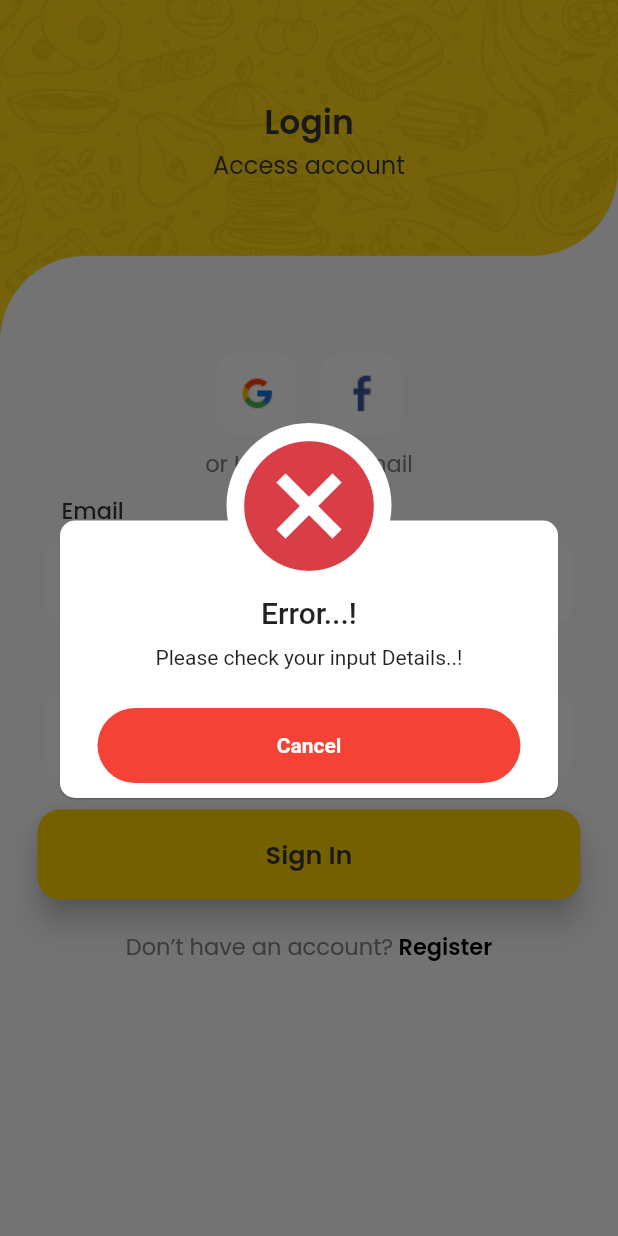
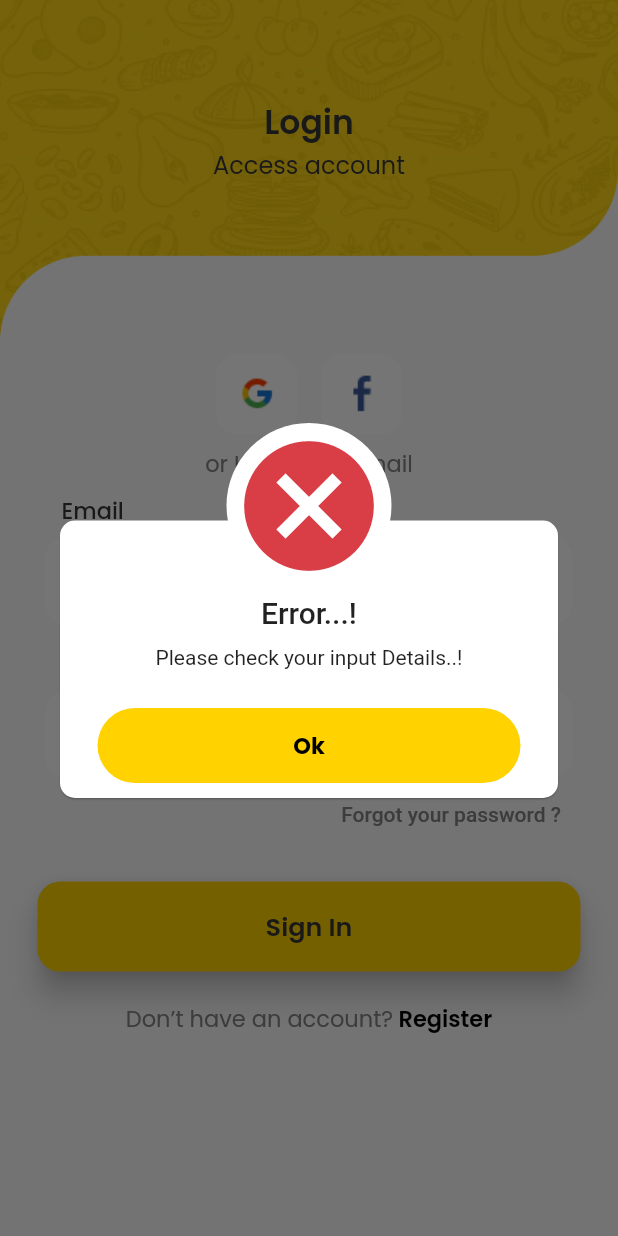
Before and after one commit to rocketnuwan/food-app, a Flutter app: the LoginPageScreen screen opened directly, after a tap on "Sign In", on a phone screen of 412 x 824 dp. Run offline on Flutter 3.47's test engine with Material 2 defaults, Android fonts, the phone set to English and light mode, and no system bars; our stand-ins replace animate_do, awesome_dialog, carousel_slider, cloud_firestore, email_validator, firebase_auth and 3 more; accounts and stored records are empty.

Commit message:
update login and registe pages

```diff
--- a/lib/compononets/awesom_dialog.dart
+++ b/lib/compononets/awesom_dialog.dart
@@ -1,20 +1,30 @@
 import 'package:awesome_dialog/awesome_dialog.dart';
 import 'package:flutter/material.dart';
+import 'package:food_app/utils/app_colors.dart';
+import 'package:google_fonts/google_fonts.dart';
 
-// ignore: non_constant_identifier_names
-AwesomeDialog AwesomDialoBox(
+class CustomAwesomDialog {
+  Future<dynamic> dialogBox(
     BuildContext context,
     final _title,
     final _desc,
-) {
+    DialogType _type,
+  ) async {
     return AwesomeDialog(
       context: context,
-    dialogType: DialogType.ERROR,
+      dialogType: _type,
       animType: AnimType.BOTTOMSLIDE,
       title: _title,
       desc: _desc,
-    btnCancelOnPress: () {},
+      btnOkColor: primaryColor,
+      buttonsTextStyle: GoogleFonts.poppins(
+        color: kblack,
+        fontSize: 15,
+        fontWeight: FontWeight.bold
+      ),
+      //btnCancelOnPress: () {},
 
-    // btnOkOnPress: () {},
-  );
+      btnOkOnPress: () {},
+    ).show();
   }
+}
--- /dev/null
+++ b/lib/controllers/db_controller.dart
@@ -0,0 +1,29 @@
+import 'package:cloud_firestore/cloud_firestore.dart';
+
+class DatabaseController {
+  //fireStore instance ctrate
+  FirebaseFirestore firestore = FirebaseFirestore.instance;
+
+  //create collection reference
+  CollectionReference users = FirebaseFirestore.instance.collection('users');
+
+  //save user infoation
+  Future<void> saveUserDate(
+      String name, String email, String phone, String password,String uid) {
+    // Call the user's CollectionReference to add a new user
+    return users.doc(uid)
+    .set({
+          'name': name,
+          'email': email,
+          'phone': phone,
+          'password': password,
+          'uid': uid,
+      },
+      SetOptions(merge: true),
+    )
+    .then(
+      (value) => print("'full_name' & 'age' merged with existing data!")
+    )
+    .catchError((error) => print("Failed to merge data: $error"));
+  }
+}
--- a/lib/screens/login_screen/login_page_screen.dart
+++ b/lib/screens/login_screen/login_page_screen.dart
@@ -1,14 +1,16 @@
 import 'dart:ui';
-
+import 'package:awesome_dialog/awesome_dialog.dart';
 import 'package:email_validator/email_validator.dart';
 import 'package:firebase_auth/firebase_auth.dart';
 import 'package:flutter/gestures.dart';
 import 'package:flutter/material.dart';
 import 'package:food_app/compononets/awesom_dialog.dart';
 import 'package:food_app/compononets/custom_header.dart';
+import 'package:food_app/compononets/custom_lorder.dart';
 import 'package:food_app/compononets/custom_textFeild.dart';
 import 'package:food_app/compononets/custom_button.dart';
-import 'package:food_app/screens/home_screen/home.dart';
+import 'package:food_app/controllers/auth_controller.dart';
+import 'package:food_app/screens/login_screen/forgot_password_screen.dart';
 import 'package:food_app/screens/login_screen/registration_page_screen.dart';
 import 'package:food_app/utils/app_colors.dart';
 import 'package:food_app/utils/constants.dart';
@@ -27,6 +29,9 @@ class _LoginPageScreenState extends State<LoginPageScreen> {
   bool _passwordVisible = true;
   final _email = TextEditingController();
   final _password = TextEditingController();
+  FirebaseAuth auth = FirebaseAuth.instance;
+  bool isLoging = false;
+
   @override
   Widget build(BuildContext context) {
     final windowSize = UtilFunctions.windoSize(context);
@@ -150,43 +155,44 @@ class _LoginPageScreenState extends State<LoginPageScreen> {
                               borderRadius: BorderRadius.circular(15)),
                         ),
                       ),
+                      Container(
+                  alignment: Alignment.centerRight,
+                  child: TextButton(onPressed: (){
+                    UtilFunctions.navigator(context, ForgotPassword());
+                  },
+                  child: Text("Forgot your password ?",
+                    style: TextStyle(fontSize: 14,color: greyColor)
+                    )
+                    ),
+                ),
                     ],
                   ),
                 ),
                 SizedBox(
                   height: 21,
                 ),
+
+                isLoging ? CustomLorder() :
                 CustomButton(
                   windowSize: windowSize,
                   name: "Sign In",
                   onPress: () async {
+                    setState(() {
+                      isLoging = true;
+                    });
                     if (inputValidation()) {
-                      try {
-                        UserCredential userCredential = await FirebaseAuth
-                            .instance
-                            .signInWithEmailAndPassword(
-                          email: _email.text,
-                          password: _password.text,
-                        );
-                        UtilFunctions.navigator(context, Home());
-                      } on FirebaseAuthException catch (e) {
-                        if (e.code == 'user-not-found') {
-                          //print('No user found for that email.');
-                          AwesomDialoBox(context, "Error...!",
-                                  'No user found for that email.')
-                              .show();
-                        } else if (e.code == 'wrong-password') {
-                          //print('Wrong password provided for that user.');
-                          AwesomDialoBox(context, "Error...!",
-                                  'Wrong password provided for that user.')
-                              .show();
-                        }
-                      }
+                      await AuthController()
+                          .login(context, _email.text, _password.text);
                     } else {
-                      AwesomDialoBox(context, "Error...!",
-                              'Please check your input Details..!')
-                          .show();
+                      CustomAwesomDialog().dialogBox(
+                          context,
+                          "Error...!",
+                          'Please check your input Details..!',
+                          DialogType.ERROR);
                     }
+                    setState(() {
+                      isLoging = false;
+                    });
                   },
                 ),
                 SizedBox(
--- a/pubspec.yaml
+++ b/pubspec.yaml
@@ -28,13 +28,15 @@ dependencies:
   # The following adds the Cupertino Icons font to your application.
   # Use with the CupertinoIcons class for iOS style icons.
   cupertino_icons: ^1.0.2
-  carousel_slider: ^4.0.0
   google_fonts: ^2.1.0
   animate_do: ^2.0.0
   email_validator: ^2.0.1
   firebase_core: "^1.6.0"
   firebase_auth: "^3.1.1"
   awesome_dialog: ^2.1.1
+  cloud_firestore: "^2.5.3"
+  carousel_slider: ^4.0.0
+  flutter_spinkit: ^5.1.0
 
 dev_dependencies:
   flutter_test:
```
Also changed, not shown: lib/compononets/custom_lorder.dart (added, +17 -0 lines), lib/controllers/auth_controller.dart (added, +108 -0 lines), lib/screens/login_screen/forgot_password_screen.dart (added, +96 -0 lines), lib/screens/login_screen/registration_page_screen.dart (+32 -28 lines), pubspec.lock, 3 other files. Lines whose indentation alone changed are shown as unchanged.
